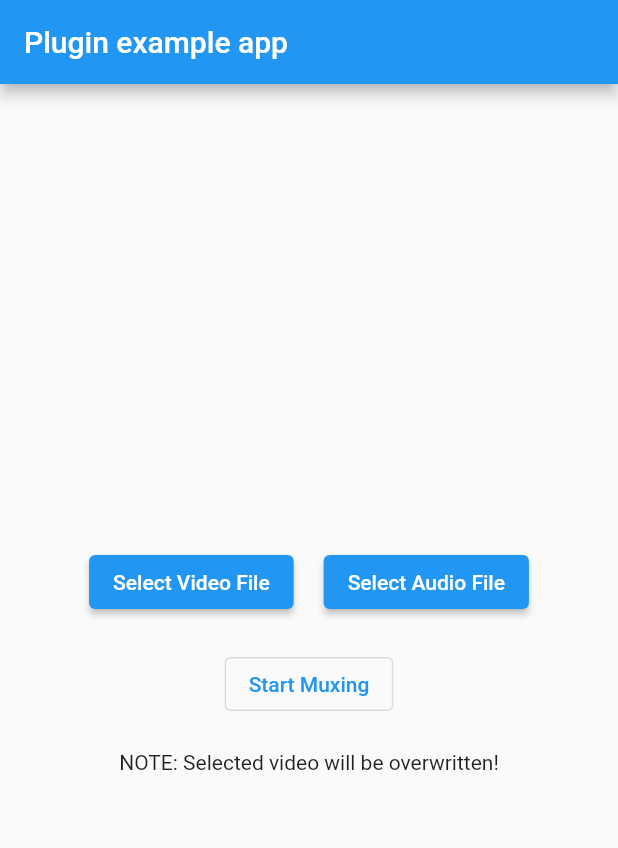
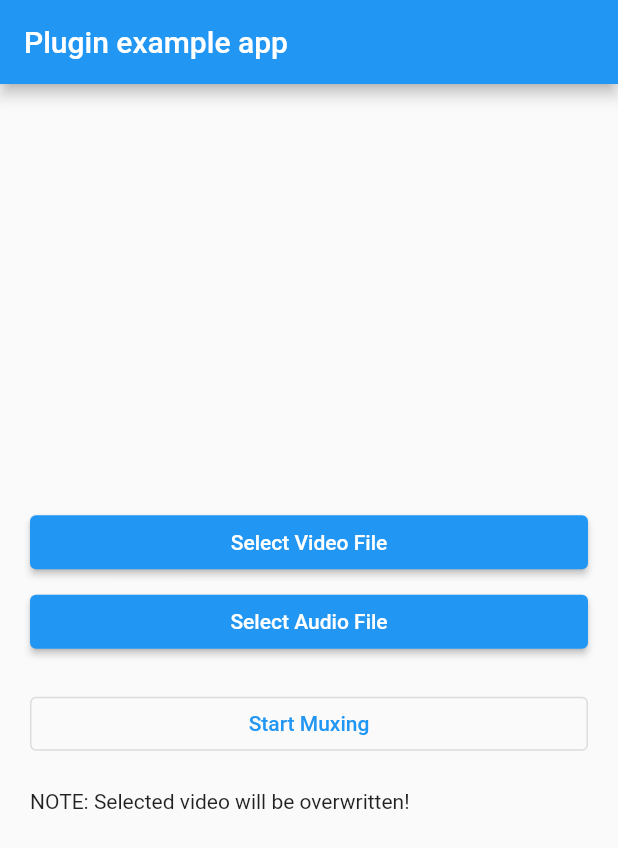
Before and after one commit to prateekmedia/muxer.dart, a Flutter app: the screen it shows after launch, on a phone screen of 412 x 824 dp. Shown: the top 848 px of the screen. Run offline on Flutter 3.47's test engine with Material 2 defaults, Android fonts, the phone set to English and light mode, and no system bars; our stand-ins replace file_picker.

```diff
--- a/example/lib/main.dart
+++ b/example/lib/main.dart
@@ -1,9 +1,9 @@
 import 'package:file_picker/file_picker.dart';
 import 'package:flutter/material.dart';
-import 'dart:async';
 
 import 'package:flutter/services.dart';
 import 'package:muxer/muxer.dart';
+import 'package:path/path.dart' as path;
 
 void main() {
   runApp(const MyApp());
@@ -30,10 +30,11 @@ class _MyAppState extends State<MyApp> {
       _result = await Muxer.muxAudioVideo(
             audioPath: audioPath!,
             videoPath: videoPath!,
+            outputPath: path.dirname(videoPath!) + '/muxed.mp4',
           ) ??
           'Unknown error';
     } on PlatformException {
-      _result = 'Failed to perform muxing.';
+      _result = 'Platform Exception!';
     }
 
     // If the widget was removed from the tree while the asynchronous platform
@@ -51,34 +52,40 @@ class _MyAppState extends State<MyApp> {
           title: const Text('Plugin example app'),
         ),
         body: Center(
-          child: Column(
-            mainAxisAlignment: MainAxisAlignment.center,
-            children: [
-              Row(
-                mainAxisAlignment: MainAxisAlignment.center,
+          child: ListView(
+            padding: const EdgeInsets.symmetric(horizontal: 20),
+            shrinkWrap: true,
             children: [
               ElevatedButton(
                 onPressed: () async {
-                      var result = await FilePicker.platform
-                          .pickFiles(type: FileType.video);
+                  var result =
+                      await FilePicker.platform.pickFiles(type: FileType.video);
                   if (result != null) {
                     setState(() => videoPath = result.files.first.path);
                   }
                 },
-                    child: const Text("Select Video File"),
+                child: Text(
+                  videoPath != null
+                      ? path.basename(videoPath!)
+                      : "Select Video File",
+                  overflow: TextOverflow.ellipsis,
                 ),
-                  const SizedBox(width: 20),
+              ),
+              const SizedBox(height: 5),
               ElevatedButton(
                 onPressed: () async {
-                      var result = await FilePicker.platform
-                          .pickFiles(type: FileType.audio);
+                  var result =
+                      await FilePicker.platform.pickFiles(type: FileType.audio);
                   if (result != null) {
                     setState(() => audioPath = result.files.first.path);
                   }
                 },
-                    child: const Text("Select Audio File"),
+                child: Text(
+                  audioPath != null
+                      ? path.basename(audioPath!)
+                      : "Select Audio File",
+                  overflow: TextOverflow.ellipsis,
                 ),
-                ],
               ),
               const SizedBox(height: 20),
               OutlinedButton(
--- a/lib/muxer.dart
+++ b/lib/muxer.dart
@@ -5,12 +5,19 @@ import 'package:flutter/services.dart';
 class Muxer {
   static const MethodChannel _channel = MethodChannel('muxer');
 
-  static Future<String?> muxAudioVideo(
-      {required String videoPath, required String audioPath}) async {
-    final String? version = await _channel.invokeMethod('muxAudioVideo', {
-      "videoPath": videoPath,
-      "audioPath": audioPath,
-    });
+  static Future<String?> muxAudioVideo({
+    required String videoPath,
+    required String audioPath,
+    String? outputPath,
+  }) async {
+    final String? version = await _channel.invokeMethod(
+      'muxAudioVideo',
+      {
+        "videoPath": videoPath,
+        "audioPath": audioPath,
+        "outputPath": outputPath ?? videoPath,
+      },
+    );
     return version;
   }
 }
```
Also changed, not shown: 2 other files. Lines whose indentation alone changed are shown as unchanged.
